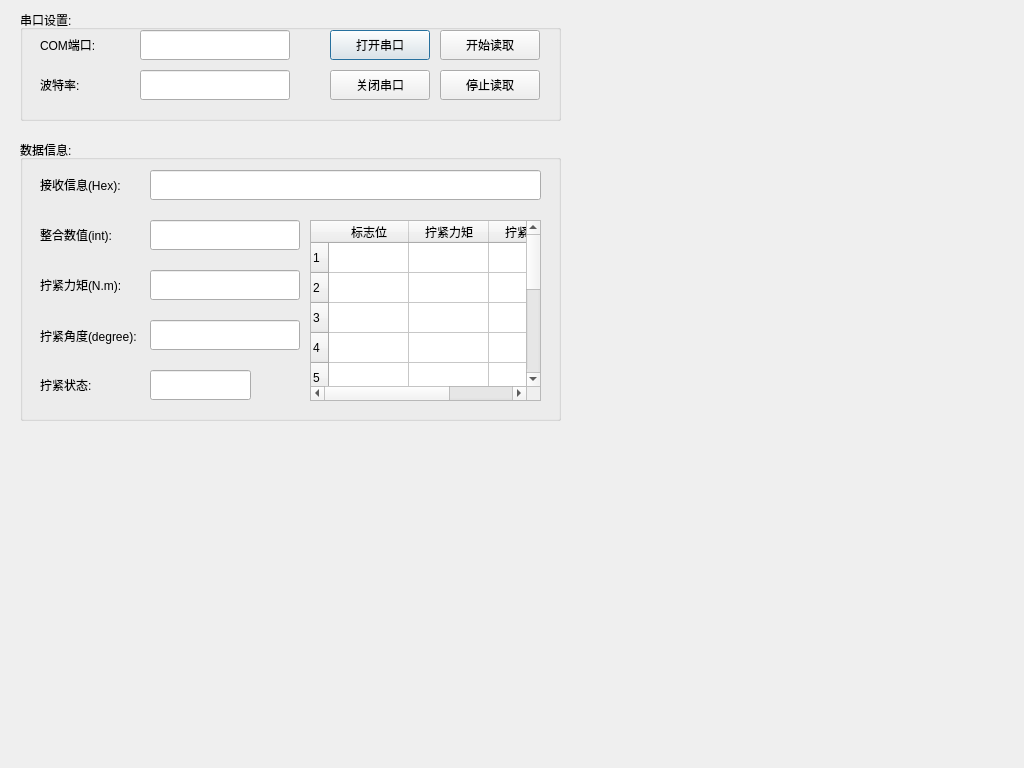
This is serialCom/res/serialCom.ui in Arvin-He/projects as Qt 5 draws it before an edit. The edited form follows.
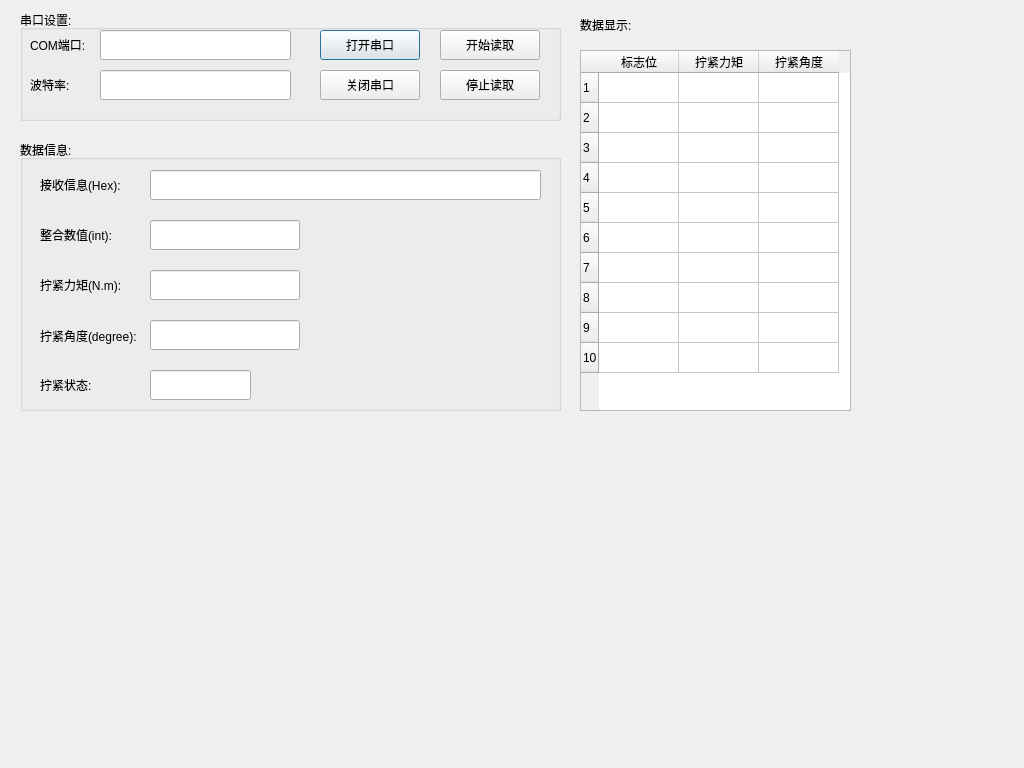
This is the edited form.

What changed in the file:
```diff
--- a/serialCom/res/serialCom.ui
+++ b/serialCom/res/serialCom.ui
@@ -25,7 +25,7 @@
      <x>20</x>
      <y>140</y>
      <width>541</width>
-     <height>281</height>
+     <height>271</height>
     </rect>
    </property>
    <property name="title">
@@ -177,84 +177,6 @@
      <string/>
     </property>
    </widget>
-   <widget class="QTableWidget" name="dataTable">
-    <property name="geometry">
-     <rect>
-      <x>290</x>
-      <y>80</y>
-      <width>231</width>
-      <height>181</height>
-     </rect>
-    </property>
-    <attribute name="horizontalHeaderDefaultSectionSize">
-     <number>80</number>
-    </attribute>
-    <row>
-     <property name="text">
-      <string>1</string>
-     </property>
-    </row>
-    <row>
-     <property name="text">
-      <string>2</string>
-     </property>
-    </row>
-    <row>
-     <property name="text">
-      <string>3</string>
-     </property>
-    </row>
-    <row>
-     <property name="text">
-      <string>4</string>
-     </property>
-    </row>
-    <row>
-     <property name="text">
-      <string>5</string>
-     </property>
-    </row>
-    <row>
-     <property name="text">
-      <string>6</string>
-     </property>
-    </row>
-    <row>
-     <property name="text">
-      <string>7</string>
-     </property>
-    </row>
-    <row>
-     <property name="text">
-      <string>8</string>
-     </property>
-    </row>
-    <row>
-     <property name="text">
-      <string>9</string>
-     </property>
-    </row>
-    <row>
-     <property name="text">
-      <string>10</string>
-     </property>
-    </row>
-    <column>
-     <property name="text">
-      <string>标志位</string>
-     </property>
-    </column>
-    <column>
-     <property name="text">
-      <string>拧紧力矩</string>
-     </property>
-    </column>
-    <column>
-     <property name="text">
-      <string>拧紧角度</string>
-     </property>
-    </column>
-   </widget>
   </widget>
   <widget class="QGroupBox" name="groupBox_2">
    <property name="geometry">
@@ -271,7 +193,7 @@
    <widget class="QPushButton" name="openBtn">
     <property name="geometry">
      <rect>
-      <x>310</x>
+      <x>300</x>
       <y>20</y>
       <width>100</width>
       <height>30</height>
@@ -284,9 +206,9 @@
    <widget class="QLineEdit" name="portEdit">
     <property name="geometry">
      <rect>
-      <x>120</x>
+      <x>80</x>
       <y>20</y>
-      <width>150</width>
+      <width>191</width>
       <height>30</height>
      </rect>
     </property>
@@ -297,9 +219,9 @@
    <widget class="QLabel" name="label_7">
     <property name="geometry">
      <rect>
-      <x>20</x>
+      <x>10</x>
       <y>20</y>
-      <width>110</width>
+      <width>65</width>
       <height>30</height>
      </rect>
     </property>
@@ -310,7 +232,7 @@
    <widget class="QPushButton" name="closeBtn">
     <property name="geometry">
      <rect>
-      <x>310</x>
+      <x>300</x>
       <y>60</y>
       <width>100</width>
       <height>30</height>
@@ -323,9 +245,9 @@
    <widget class="QLabel" name="label_8">
     <property name="geometry">
      <rect>
-      <x>20</x>
+      <x>10</x>
       <y>60</y>
-      <width>110</width>
+      <width>65</width>
       <height>30</height>
      </rect>
     </property>
@@ -336,9 +258,9 @@
    <widget class="QLineEdit" name="baudrateEdit">
     <property name="geometry">
      <rect>
-      <x>120</x>
+      <x>80</x>
       <y>60</y>
-      <width>150</width>
+      <width>191</width>
       <height>30</height>
      </rect>
     </property>
@@ -386,6 +308,97 @@
     <string/>
    </property>
   </widget>
+  <widget class="QTableWidget" name="dataTable">
+   <property name="geometry">
+    <rect>
+     <x>580</x>
+     <y>50</y>
+     <width>271</width>
+     <height>361</height>
+    </rect>
+   </property>
+   <attribute name="horizontalHeaderDefaultSectionSize">
+    <number>80</number>
+   </attribute>
+   <row>
+    <property name="text">
+     <string>1</string>
+    </property>
+   </row>
+   <row>
+    <property name="text">
+     <string>2</string>
+    </property>
+   </row>
+   <row>
+    <property name="text">
+     <string>3</string>
+    </property>
+   </row>
+   <row>
+    <property name="text">
+     <string>4</string>
+    </property>
+   </row>
+   <row>
+    <property name="text">
+     <string>5</string>
+    </property>
+   </row>
+   <row>
+    <property name="text">
+     <string>6</string>
+    </property>
+   </row>
+   <row>
+    <property name="text">
+     <string>7</string>
+    </property>
+   </row>
+   <row>
+    <property name="text">
+     <string>8</string>
+    </property>
+   </row>
+   <row>
+    <property name="text">
+     <string>9</string>
+    </property>
+   </row>
+   <row>
+    <property name="text">
+     <string>10</string>
+    </property>
+   </row>
+   <column>
+    <property name="text">
+     <string>标志位</string>
+    </property>
+   </column>
+   <column>
+    <property name="text">
+     <string>拧紧力矩</string>
+    </property>
+   </column>
+   <column>
+    <property name="text">
+     <string>拧紧角度</string>
+    </property>
+   </column>
+  </widget>
+  <widget class="QLabel" name="label_9">
+   <property name="geometry">
+    <rect>
+     <x>580</x>
+     <y>10</y>
+     <width>65</width>
+     <height>30</height>
+    </rect>
+   </property>
+   <property name="text">
+    <string>数据显示:</string>
+   </property>
+  </widget>
  </widget>
  <resources/>
  <connections/>
```
